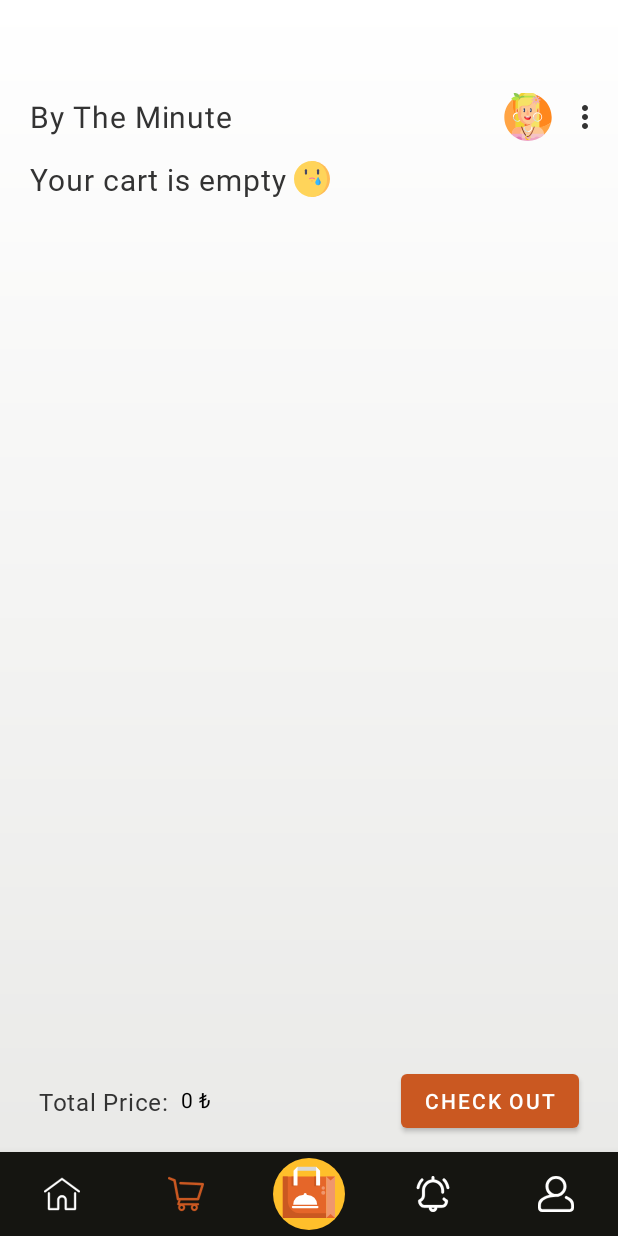
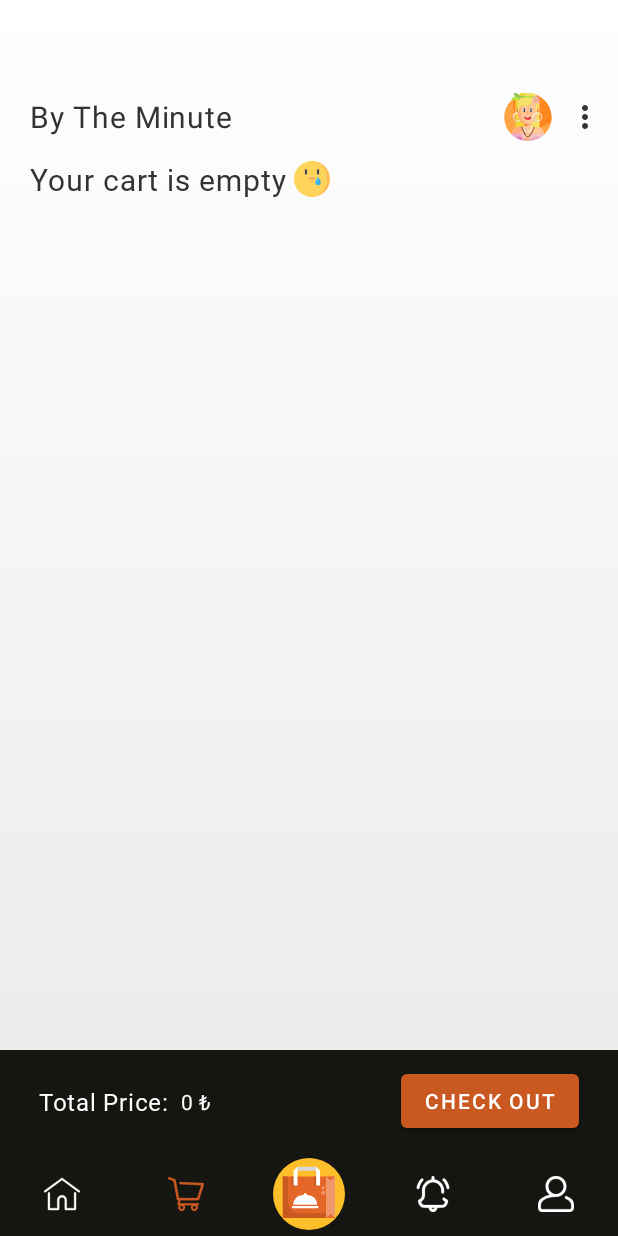
Before and after one commit to simgesengun/FoodApp, an Android app: the CartFragment screen opened through its navigation route, on a phone screen of 412 x 824 dp. Run offline under Robolectric (Android 15) with nearby library versions, the phone set to English and light mode, and no system bars; our stand-ins replace Firebase (no records; nobody signed in at launch, a user with empty details on screens opened directly), Picasso, data binding, navigation-ui; pictures from the network do not load; Roboto replaces fonts that are not available here.

Commit message:
Added screenshots

```diff
--- a/app/src/main/res/layout/cart_card_design.xml
+++ b/app/src/main/res/layout/cart_card_design.xml
@@ -56,6 +56,7 @@
                     android:id="@+id/imageViewUp"
                     android:layout_width="wrap_content"
                     android:layout_height="wrap_content"
+                    app:tint="@color/text_color"
                     app:srcCompat="@drawable/ic_cart_up" />
 
                 <EditText
@@ -74,6 +75,7 @@
                     android:id="@+id/imageViewDown"
                     android:layout_width="wrap_content"
                     android:layout_height="wrap_content"
+                    app:tint="@color/text_color"
                     app:srcCompat="@drawable/ic_cart_down" />
             </LinearLayout>
 
--- a/app/src/main/res/layout/fragment_cart.xml
+++ b/app/src/main/res/layout/fragment_cart.xml
@@ -81,6 +81,7 @@
         android:id="@+id/constraintLayout2"
         android:layout_width="match_parent"
         android:layout_height="wrap_content"
+        android:background="@color/racoon"
         android:padding="10dp"
         app:layout_constraintBottom_toBottomOf="parent"
         app:layout_constraintEnd_toEndOf="parent"
@@ -93,6 +94,7 @@
             android:layout_marginStart="16dp"
             android:text="Total Price:"
             android:textAppearance="@style/TextView.CardDesign"
+            android:textColor="@color/white_text"
             app:layout_constraintBottom_toBottomOf="parent"
             app:layout_constraintStart_toStartOf="parent"
             app:layout_constraintTop_toTopOf="parent" />
@@ -100,11 +102,12 @@
         <TextView
             android:id="@+id/textViewTotalPrice"
             android:layout_width="wrap_content"
-            android:layout_height="wrap_content"
+            android:layout_height="0dp"
             android:layout_marginStart="8dp"
             android:gravity="center"
             android:set_price="@{totalPrice}"
             android:textAppearance="@style/TextView.Body"
+            android:textColor="@color/white_text"
             app:layout_constraintBottom_toBottomOf="@+id/textViewTotal"
             app:layout_constraintStart_toEndOf="@+id/textViewTotal"
             app:layout_constraintTop_toTopOf="@+id/textViewTotal"
--- a/app/src/main/res/values-night/colors.xml
+++ b/app/src/main/res/values-night/colors.xml
@@ -11,9 +11,10 @@
     <color name="orange">#CA5821</color>
     <color name="yellow">#FFBF2B</color>
     <color name="semi_transparent">#0FFFFFFF</color>
-    <color name="navbar">#333333</color>
     <color name="text_color">#AAAAAA</color>
     <color name="dark_text_color">#CCCCCC</color>
     <color name="back_start_color">#171717</color>
     <color name="back_end_color">#272727</color>
+    <color name="white_text">#AAAAAA</color>
+    <color name ="icon_color">@color/racoon</color>
 </resources>
--- a/app/src/main/res/values/colors.xml
+++ b/app/src/main/res/values/colors.xml
@@ -15,4 +15,6 @@
     <color name="dark_text_color">#333333</color>
     <color name="back_start_color">#E8E8E6</color>
     <color name="back_end_color">#FFFFFFFF</color>
+    <color name="white_text">#FFFFFF</color>
+    <color name ="icon_color">@color/white</color>
 </resources>
--- a/app/src/main/res/values/themes.xml
+++ b/app/src/main/res/values/themes.xml
@@ -70,7 +70,7 @@
     </style>
 
     <style name="Button" parent="TextAppearance.AppCompat.Button">
-        <item name="android:textColor">@color/white</item>
+        <item name="android:textColor">@color/white_text</item>
         <item name="android:textSize">10sp</item>
         <item name="android:background">@color/orange</item>
         <item name="cornerRadius">5dp</item>
```
Also changed, not shown: app/src/main/res/layout/fragment_details.xml (+7 -2 lines), 6 other files.
